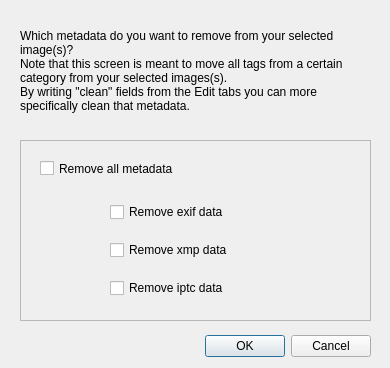
Above: scripts/ui/remove_metatada.ui from hvdwolf/pyExifToolGUI before the change. Below: the same form after it.
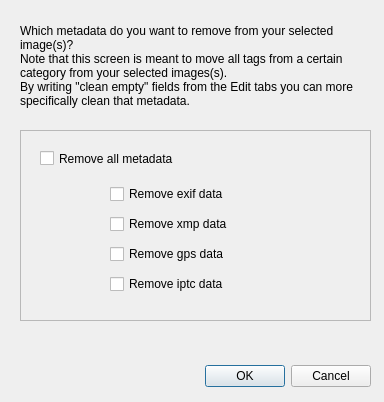
That is the form after the change.

Commit message: Add sub menu "Extra" menu; Add "remove metadata" option ot "Extra" menu; a few more minor changes

Patch:
```diff
--- a/scripts/ui/remove_metatada.ui
+++ b/scripts/ui/remove_metatada.ui
@@ -6,8 +6,8 @@
    <rect>
     <x>0</x>
     <y>0</y>
-    <width>390</width>
-    <height>368</height>
+    <width>384</width>
+    <height>402</height>
    </rect>
   </property>
   <property name="windowTitle">
@@ -17,7 +17,7 @@
    <property name="geometry">
     <rect>
      <x>30</x>
-     <y>330</y>
+     <y>360</y>
      <width>341</width>
      <height>32</height>
     </rect>
@@ -33,9 +33,9 @@
    <property name="geometry">
     <rect>
      <x>20</x>
-     <y>140</y>
+     <y>130</y>
      <width>351</width>
-     <height>181</height>
+     <height>191</height>
     </rect>
    </property>
    <property name="frameShape">
@@ -68,13 +68,23 @@
        </property>
       </widget>
      </item>
-     <item row="2" column="0">
+     <item row="3" column="0">
       <widget class="QCheckBox" name="chk_rem_iptc_data">
        <property name="text">
         <string>Remove iptc data</string>
        </property>
       </widget>
      </item>
+     <item row="2" column="0">
+      <widget class="QCheckBox" name="chk_rem_gps_data">
+       <property name="toolTip">
+        <string>gps data can be both in exif and xmp data</string>
+       </property>
+       <property name="text">
+        <string>Remove gps data</string>
+       </property>
+      </widget>
+     </item>
     </layout>
    </widget>
    <widget class="QCheckBox" name="chk_rem_all_metadata">
@@ -97,13 +107,13 @@
      <x>20</x>
      <y>10</y>
      <width>351</width>
-     <height>121</height>
+     <height>111</height>
     </rect>
    </property>
    <property name="text">
     <string>Which metadata do you want to remove from your selected image(s)?
 Note that this screen is meant to move all tags from a certain category from your selected images(s).
-By writing &quot;clean&quot; fields from the Edit tabs you can more specifically clean that metadata.</string>
+By writing &quot;clean empty&quot; fields from the Edit tabs you can more specifically clean that metadata.</string>
    </property>
    <property name="wordWrap">
     <bool>true</bool>
```
Left out of the diff: 3 changed lines with no effect on the pictures. The commit also changes 4 other files.
